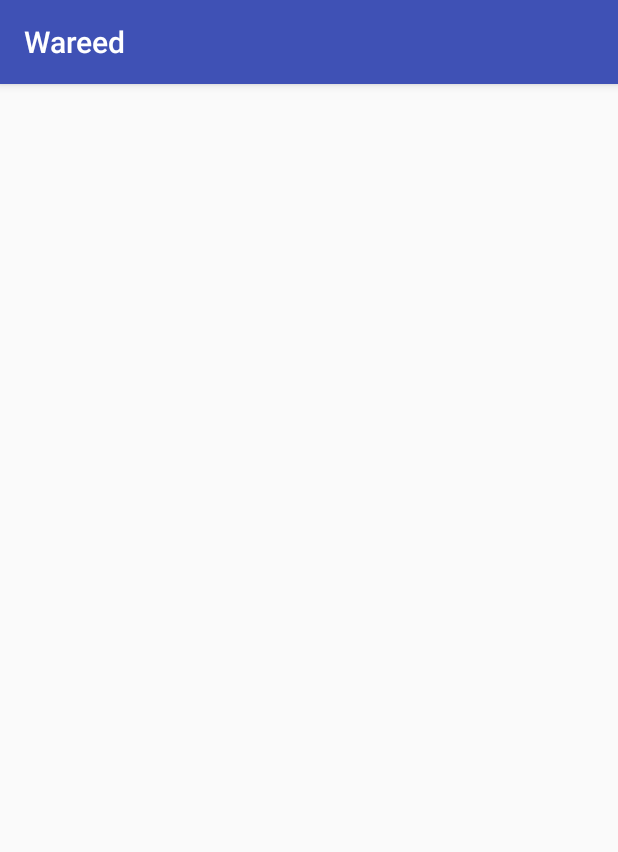
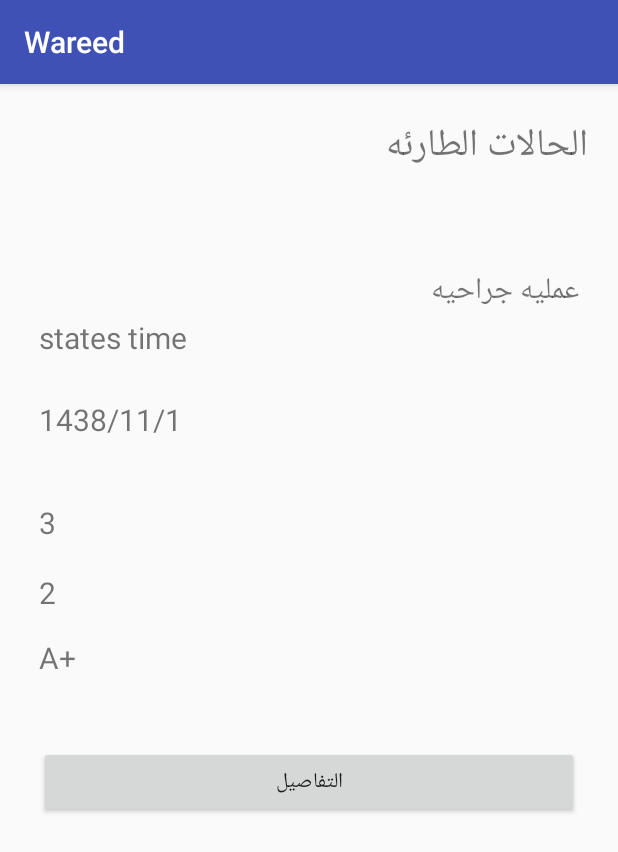
Before and after one commit to d7om7608/Wareed, an Android app: the EmergencyListActivity screen opened directly, with no data from a screen before it, on a phone screen of 412 x 824 dp. Shown: the top 852 px of the screen. Run offline under Robolectric (Android 15) with nearby library versions, the phone set to English and light mode, and no system bars.

Commit message:
add recycelerView and Adabtor

```diff
--- /dev/null
+++ b/app/src/main/java/com/example/d7om7/wareed/Donor.java
@@ -0,0 +1,119 @@
+package com.example.d7om7.wareed;
+
+import java.util.ArrayList;
+import java.util.List;
+
+/**
+ * Created by d7om7 on 7/30/2017.
+ */
+
+public class Donor {
+
+    String name;
+    String phoneNumber;
+    int donateCount;
+    String city;
+    String neighborhood ;
+    String bloodType;
+    String lastDonatingDate;
+    String lastNotificationDate;
+    int UserID;
+    List<RequestBlood >requestBlood;
+    public Donor(String name, String phoneNumber, int donateCount, String city
+            , String neighborhood , String bloodType, String lastDonatingDate, String lastNotificationDate, int UserID,
+                List<RequestBlood > requestBlood) {
+        this.name=name;
+        this.phoneNumber=phoneNumber;
+        this.donateCount=donateCount;
+        this.city=city;
+        this.neighborhood=neighborhood;
+        this.bloodType=bloodType;
+        this.lastDonatingDate=lastDonatingDate;
+        this.lastNotificationDate=lastNotificationDate;
+        this.UserID=UserID;
+        this.requestBlood=requestBlood;
+    }
+
+    public List<RequestBlood> getRequestBlood() {
+        return requestBlood;
+    }
+
+    public void setRequestBlood(List<RequestBlood> requestBlood) {
+        this.requestBlood = requestBlood;
+    }
+
+    public String getName() {
+        return name;
+    }
+
+    public void setName(String name) {
+        this.name = name;
+    }
+
+    public String getPhoneNumber() {
+        return phoneNumber;
+    }
+
+    public void setPhoneNumber(String phoneNumber) {
+        this.phoneNumber = phoneNumber;
+    }
+
+    public int getDonateCount() {
+        return donateCount;
+    }
+
+    public void setDonateCount(int donateCount) {
+        this.donateCount = donateCount;
+    }
+
+    public String getCity() {
+        return city;
+    }
+
+    public void setCity(String city) {
+        this.city = city;
+    }
+
+    public String getNeighborhood() {
+        return neighborhood;
+    }
+
+    public void setNeighborhood(String neighborhood) {
+        this.neighborhood = neighborhood;
+    }
+
+    public String getBloodType() {
+        return bloodType;
+    }
+
+    public void setBloodType(String bloodType) {
+        this.bloodType = bloodType;
+    }
+
+    public String getLastDonatingDate() {
+        return lastDonatingDate;
+    }
+
+    public void setLastDonatingDate(String lastDonatingDate) {
+        this.lastDonatingDate = lastDonatingDate;
+    }
+
+    public String getLastNotificationDate() {
+        return lastNotificationDate;
+    }
+
+    public void setLastNotificationDate(String lastNotificationDate) {
+        this.lastNotificationDate = lastNotificationDate;
+    }
+
+    public int getUserID() {
+        return UserID;
+    }
+
+    public void setUserID(int userID) {
+        UserID = userID;
+    }
+
+
+
+}
--- a/app/src/main/java/com/example/d7om7/wareed/EmergencyListActivity.java
+++ b/app/src/main/java/com/example/d7om7/wareed/EmergencyListActivity.java
@@ -2,12 +2,34 @@ package com.example.d7om7.wareed;
 
 import android.support.v7.app.AppCompatActivity;
 import android.os.Bundle;
+import android.support.v7.widget.DefaultItemAnimator;
+import android.support.v7.widget.LinearLayoutManager;
+import android.support.v7.widget.RecyclerView;
+import android.util.Log;
+import android.view.View;
+
+import java.util.ArrayList;
+
 
 public class EmergencyListActivity extends AppCompatActivity {
-
+    Donor donor;
+    Main_status_adapter status_adapter;
     @Override
     protected void onCreate(Bundle savedInstanceState) {
         super.onCreate(savedInstanceState);
         setContentView(R.layout.activity_emergency_list);
+        RecyclerView recyclerView = (RecyclerView) findViewById(R.id.rv_emergency);
+
+
+         donor=new Donor("ahmad","0552777608",0,"makkah","alnassem","O+","0","0",1,new ArrayList<RequestBlood>());
+         RequestBlood requestBlood=new RequestBlood("khaled",125467,3,"عمليه جراحيه","A+","makkah","king khaled","1438/11/1",1,donor.getUserID(),2);
+         donor.requestBlood.add(requestBlood);
+        recyclerView.setLayoutManager(new LinearLayoutManager(this));
+        status_adapter=new Main_status_adapter(donor.requestBlood);
+        recyclerView.setAdapter(status_adapter);
+        recyclerView.setItemAnimator(new DefaultItemAnimator());
+        status_adapter.notifyDataSetChanged();
+
     }
+
 }
--- a/app/src/main/java/com/example/d7om7/wareed/Main_status_adapter.java
+++ b/app/src/main/java/com/example/d7om7/wareed/Main_status_adapter.java
@@ -1,38 +1,62 @@
 package com.example.d7om7.wareed;
 
 import android.support.v7.widget.RecyclerView;
+import android.util.Log;
+import android.view.LayoutInflater;
 import android.view.View;
 import android.view.ViewGroup;
+import android.widget.TextView;
 
-import java.util.ArrayList;
+import java.util.List;
 
 
 public class Main_status_adapter extends RecyclerView.Adapter<Main_status_adapter.ViewHolder> {
+    private List<RequestBlood> requestedBloodList;
 
-    public Main_status_adapter() {
+    public Main_status_adapter(List<RequestBlood> requestBloods) {
+        this.requestedBloodList = requestBloods;
     }
 
     @Override
     public Main_status_adapter.ViewHolder onCreateViewHolder(ViewGroup parent, int viewType) {
-        return null;
+        View itemLayout = LayoutInflater.from(parent.getContext()).inflate(R.layout.emergency_view_holder, parent, false);
+        ViewHolder viewHolder = new ViewHolder(itemLayout);
+        return viewHolder;
     }
 
     @Override
     public void onBindViewHolder(Main_status_adapter.ViewHolder holder, int position) {
+        holder.reasonOfRequest.setText("" + requestedBloodList.get(position).reasonOfRequest);
+        holder.statusTime.setText("" + requestedBloodList.get(position).statusTime);
+        holder.countOfrequest.setText("" + requestedBloodList.get(position).countOfBlood);
+        holder.countDone.setText("" + requestedBloodList.get(position).countOfdone);
+        holder.bloodTyep.setText("" + requestedBloodList.get(position).bloodType);
+        Log.d("hello", "" + position + "    " + requestedBloodList.get(position).reasonOfRequest);
+
 
     }
 
     @Override
     public int getItemCount() {
-        return 0;
+        Log.d("hello", requestedBloodList.size() + "");
+        return requestedBloodList.size();
     }
 
-    public static class ViewHolder extends RecyclerView.ViewHolder {
-
+    public class ViewHolder extends RecyclerView.ViewHolder {
+        TextView reasonOfRequest;
+        TextView statusTime;
+        TextView countOfrequest;
+        TextView countDone;
+        TextView bloodTyep;
 
 
         public ViewHolder(View itemLayout) {
             super(itemLayout);
+            reasonOfRequest = (TextView) itemLayout.findViewById(R.id.reasonOfRequest);
+            statusTime = (TextView) itemLayout.findViewById(R.id.statusTime);
+            countOfrequest = (TextView) itemLayout.findViewById(R.id.countOfrequest);
+            countDone = (TextView) itemLayout.findViewById(R.id.countDone);
+            bloodTyep = (TextView) itemLayout.findViewById(R.id.bloodTyep);
 
 
         }
--- /dev/null
+++ b/app/src/main/java/com/example/d7om7/wareed/RequestBlood.java
@@ -0,0 +1,123 @@
+package com.example.d7om7.wareed;
+
+
+
+public class RequestBlood {
+    String patientName;
+    int patientFileNumber;
+    int countOfBlood;
+    int countOfdone;
+    String reasonOfRequest;
+    String bloodType;
+    String city;
+    String nameOfHospital;
+    int requestID;
+    int userID;
+    String statusTime;
+
+    public RequestBlood(String patientName, int patientFileNumber, int countOfBlood, String reasonOfRequest, String bloodType, String city, String nameOfHospital,
+                        String statusTime, int requestID, int userID, int countOfdone) {
+        this.patientName=patientName;
+        this.patientFileNumber=patientFileNumber;
+        this.countOfBlood=countOfBlood;
+        this.reasonOfRequest=reasonOfRequest;
+        this.bloodType=bloodType;
+        this.city=city;
+        this.nameOfHospital=nameOfHospital;
+        this.requestID=requestID;
+        this.userID=userID;
+        this.statusTime=statusTime;
+        this.countOfdone=countOfdone;
+
+    }
+
+    public int getCountOfdone() {
+        return countOfdone;
+    }
+
+    public void setCountOfdone(int countOfdone) {
+        this.countOfdone = countOfdone;
+    }
+
+    public String getStatusTime() {
+        return statusTime;
+    }
+
+    public void setStatusTime(String statusTime) {
+        this.statusTime = statusTime;
+    }
+
+
+
+    public String getPatientName() {
+        return patientName;
+    }
+
+    public void setPatientName(String patientName) {
+        this.patientName = patientName;
+    }
+
+    public int getPatientFileNumber() {
+        return patientFileNumber;
+    }
+
+    public void setPatientFileNumber(int patientFileNumber) {
+        this.patientFileNumber = patientFileNumber;
+    }
+
+    public int getCountOfBlood() {
+        return countOfBlood;
+    }
+
+    public void setCountOfBlood(int countOfBlood) {
+        this.countOfBlood = countOfBlood;
+    }
+
+    public String getReasonOfRequest() {
+        return reasonOfRequest;
+    }
+
+    public void setReasonOfRequest(String reasonOfRequest) {
+        this.reasonOfRequest = reasonOfRequest;
+    }
+
+    public String getBloodType() {
+        return bloodType;
+    }
+
+    public void setBloodType(String bloodType) {
+        this.bloodType = bloodType;
+    }
+
+    public String getCity() {
+        return city;
+    }
+
+    public void setCity(String city) {
+        this.city = city;
+    }
+
+    public String getNameOfHospital() {
+        return nameOfHospital;
+    }
+
+    public void setNameOfHospital(String nameOfHospital) {
+        this.nameOfHospital = nameOfHospital;
+    }
+
+    public int getRequestID() {
+        return requestID;
+    }
+
+    public void setRequestID(int requestID) {
+        this.requestID = requestID;
+    }
+
+    public int getUserID() {
+        return userID;
+    }
+
+    public void setUserID(int userID) {
+        this.userID = userID;
+    }
+}
--- a/app/src/main/res/layout/activity_emergency_list.xml
+++ b/app/src/main/res/layout/activity_emergency_list.xml
@@ -1,9 +1,22 @@
 <?xml version="1.0" encoding="utf-8"?>
-<android.support.constraint.ConstraintLayout xmlns:android="http://schemas.android.com/apk/res/android"
+<LinearLayout xmlns:android="http://schemas.android.com/apk/res/android"
     xmlns:app="http://schemas.android.com/apk/res-auto"
     xmlns:tools="http://schemas.android.com/tools"
     android:layout_width="match_parent"
     android:layout_height="match_parent"
+    android:orientation="vertical"
     tools:context="com.example.d7om7.wareed.EmergencyListActivity">
+<TextView
+    android:layout_width="match_parent"
+    android:layout_height="wrap_content"
+    android:textSize="25sp"
+    android:padding="20dp"
+    android:text="الحالات الطارئه"/>
 
-</android.support.constraint.ConstraintLayout>
+    <android.support.v7.widget.RecyclerView
+        android:id="@+id/rv_emergency"
+        android:layout_width="match_parent"
+        android:layout_height="match_parent"
+        android:layout_margin="16dp" />
+
+</LinearLayout>
--- /dev/null
+++ b/app/src/main/res/layout/emergency_view_holder.xml
@@ -0,0 +1,83 @@
+<?xml version="1.0" encoding="utf-8"?>
+<RelativeLayout xmlns:android="http://schemas.android.com/apk/res/android"
+    xmlns:app="http://schemas.android.com/apk/res-auto"
+    android:layout_width="match_parent"
+    android:layout_height="match_parent"
+    android:layout_margin="10dp"
+    android:orientation="horizontal">
+
+
+    <TextView
+        android:id="@+id/reasonOfRequest"
+        android:layout_width="match_parent"
+        android:layout_height="wrap_content"
+        android:layout_alignParentLeft="true"
+        android:layout_alignParentStart="true"
+        android:layout_alignParentTop="true"
+        android:layout_marginTop="12dp"
+        android:text=""
+        android:textSize="20sp" />
+
+    <TextView
+        android:id="@+id/textView"
+        android:layout_width="match_parent"
+        android:layout_height="wrap_content"
+        android:layout_below="@+id/reasonOfRequest"
+        android:layout_centerHorizontal="true"
+        android:text="states time"
+        android:textSize="20sp" />
+
+    <TextView
+        android:id="@+id/statusTime"
+        android:layout_width="match_parent"
+        android:layout_height="wrap_content"
+        android:layout_alignParentLeft="true"
+        android:layout_alignParentStart="true"
+        android:layout_below="@+id/textView"
+        android:layout_marginTop="27dp"
+        android:text=""
+        android:textSize="20sp" />
+
+    <TextView
+        android:id="@+id/countOfrequest"
+        android:layout_width="match_parent"
+        android:layout_height="wrap_content"
+        android:layout_alignParentLeft="true"
+        android:layout_alignParentStart="true"
+        android:layout_below="@+id/statusTime"
+        android:layout_marginTop="41dp"
+        android:text=""
+        android:textSize="20sp" />
+
+    <TextView
+        android:id="@+id/countDone"
+        android:layout_width="match_parent"
+        android:layout_height="wrap_content"
+        android:layout_alignParentLeft="true"
+        android:layout_alignParentStart="true"
+        android:layout_below="@+id/countOfrequest"
+        android:layout_marginTop="19dp"
+        android:text=""
+        android:textSize="20sp" />
+
+    <TextView
+        android:id="@+id/bloodTyep"
+        android:layout_width="match_parent"
+        android:layout_height="wrap_content"
+        android:layout_alignParentLeft="true"
+        android:layout_alignParentStart="true"
+        android:layout_below="@+id/countDone"
+        android:layout_marginTop="16dp"
+        android:text=""
+        android:textSize="20sp" />
+
+<Button
+    android:layout_width="match_parent"
+    android:layout_height="wrap_content"
+    android:text="التفاصيل"
+    android:onClick="details"
+    android:layout_below="@+id/bloodTyep"
+    android:layout_alignParentLeft="true"
+    android:layout_alignParentStart="true"
+    android:layout_marginTop="45dp" />
+</RelativeLayout>
```
Also changed, not shown: app/src/main/res/layout/main_holder_recycler_view.xml (deleted, +0 -40 lines).
